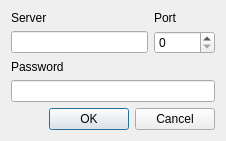
This is src/plugins/azoth/plugins/acetamide/ircaddserverdialog.ui in 0xd34df00d/leechcraft as Qt 5 draws it before an edit. The edited form follows.
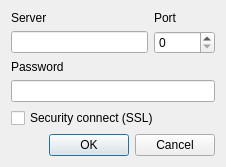
This is the edited form.

The edit to the form file:
```diff
--- a/src/plugins/azoth/plugins/acetamide/ircaddserverdialog.ui
+++ b/src/plugins/azoth/plugins/acetamide/ircaddserverdialog.ui
@@ -7,7 +7,7 @@
     <x>0</x>
     <y>0</y>
     <width>226</width>
-    <height>125</height>
+    <height>150</height>
    </rect>
   </property>
   <property name="windowTitle">
@@ -55,7 +55,7 @@
      </property>
     </widget>
    </item>
-   <item row="4" column="0" colspan="2">
+   <item row="5" column="0" colspan="2">
     <widget class="QDialogButtonBox" name="ControlButtons_">
      <property name="enabled">
       <bool>true</bool>
@@ -68,6 +68,13 @@
      </property>
     </widget>
    </item>
+   <item row="4" column="0" colspan="2">
+    <widget class="QCheckBox" name="SSL_">
+     <property name="text">
+      <string>Security connect (SSL)</string>
+     </property>
+    </widget>
+   </item>
   </layout>
  </widget>
  <resources/>
```
